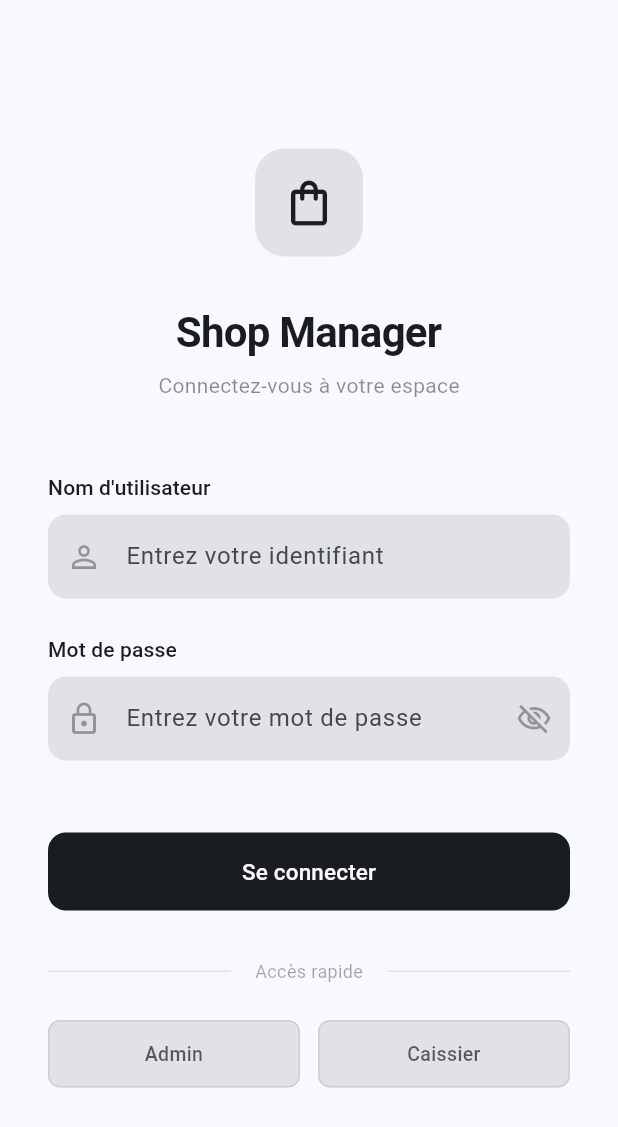
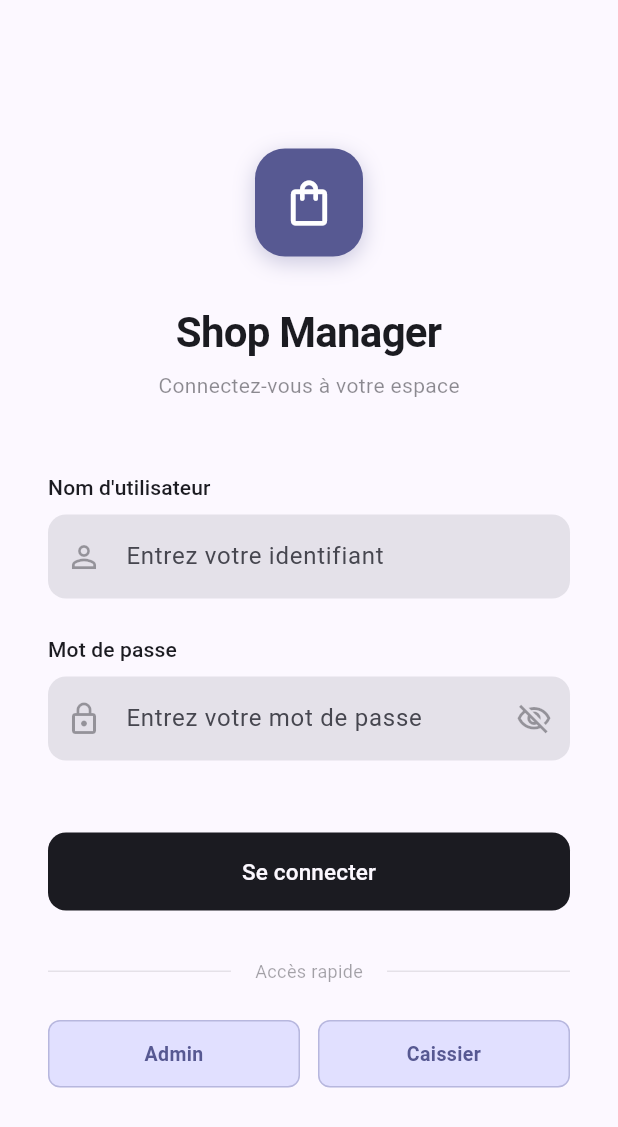
Before and after one commit to laspi0/kone_flutter, a Flutter app: the screen it shows after launch, on a phone screen of 412 x 824 dp. Shown: the top 1127 px of the screen. Run offline on Flutter 3.47's test engine with Material 3 defaults, Android fonts, the phone set to English and light mode, and no system bars; our stand-ins replace go_router, sqflite, sqflite_common_ffi; accounts and stored records are empty.

Commit message:
design add some color

```diff
--- a/lib/main.dart
+++ b/lib/main.dart
@@ -29,14 +29,14 @@ class ShopManagerApp extends StatelessWidget {
             debugShowCheckedModeBanner: false,
             theme: ThemeData(
               colorScheme: ColorScheme.fromSeed(
-                seedColor: Colors.blue,
+                seedColor: const Color(0xFF6366F1), // Indigo moderne
                 brightness: Brightness.light,
               ),
               useMaterial3: true,
             ),
             darkTheme: ThemeData(
               colorScheme: ColorScheme.fromSeed(
-                seedColor: Colors.blue,
+                seedColor: const Color(0xFF6366F1),
                 brightness: Brightness.dark,
               ),
               useMaterial3: true,
--- a/lib/screens/login_screen.dart
+++ b/lib/screens/login_screen.dart
@@ -60,19 +60,26 @@ class _LoginScreenState extends State<LoginScreen> {
                 mainAxisSize: MainAxisSize.min,
                 crossAxisAlignment: CrossAxisAlignment.start,
                 children: [
-                  // Logo minimaliste
+                  // Logo avec couleur vive
                   Center(
                     child: Container(
                       width: 72,
                       height: 72,
                       decoration: BoxDecoration(
-                        color: Theme.of(context).colorScheme.surfaceContainerHighest,
+                        color: Theme.of(context).colorScheme.primary,
                         borderRadius: BorderRadius.circular(20),
+                        boxShadow: [
+                          BoxShadow(
+                            color: Theme.of(context).colorScheme.primary.withOpacity(0.3),
+                            blurRadius: 12,
+                            offset: const Offset(0, 4),
+                          ),
+                        ],
                       ),
-                      child: Icon(
+                      child: const Icon(
                         Icons.shopping_bag_outlined,
                         size: 36,
-                        color: Theme.of(context).colorScheme.onSurface,
+                        color: Colors.white,
                       ),
                     ),
                   ),
@@ -130,7 +137,7 @@ class _LoginScreenState extends State<LoginScreen> {
                       focusedBorder: OutlineInputBorder(
                         borderRadius: BorderRadius.circular(12),
                         borderSide: BorderSide(
-                          color: Theme.of(context).colorScheme.onSurface,
+                          color: Theme.of(context).colorScheme.primary,
                           width: 1.5,
                         ),
                       ),
@@ -190,7 +197,7 @@ class _LoginScreenState extends State<LoginScreen> {
                       focusedBorder: OutlineInputBorder(
                         borderRadius: BorderRadius.circular(12),
                         borderSide: BorderSide(
-                          color: Theme.of(context).colorScheme.onSurface,
+                          color: Theme.of(context).colorScheme.primary,
                           width: 1.5,
                         ),
                       ),
@@ -271,7 +278,7 @@ class _LoginScreenState extends State<LoginScreen> {
                                   width: 20,
                                   child: CircularProgressIndicator(
                                     strokeWidth: 2,
-                                    color: Theme.of(context).colorScheme.surface,
+                                    color: Colors.white,
                                   ),
                                 )
                               : const Text(
@@ -359,10 +366,10 @@ class _QuickAccessButton extends StatelessWidget {
       child: Container(
         padding: const EdgeInsets.symmetric(vertical: 12),
         decoration: BoxDecoration(
-          color: Theme.of(context).colorScheme.surfaceContainerHighest,
+          color: Theme.of(context).colorScheme.primaryContainer,
           borderRadius: BorderRadius.circular(8),
           border: Border.all(
-            color: Theme.of(context).colorScheme.onSurface.withOpacity(0.1),
+            color: Theme.of(context).colorScheme.primary.withOpacity(0.3),
           ),
         ),
         child: Text(
@@ -370,8 +377,8 @@ class _QuickAccessButton extends StatelessWidget {
           textAlign: TextAlign.center,
           style: TextStyle(
             fontSize: 13,
-            fontWeight: FontWeight.w500,
-            color: Theme.of(context).colorScheme.onSurface.withOpacity(0.7),
+            fontWeight: FontWeight.w600,
+            color: Theme.of(context).colorScheme.primary,
           ),
         ),
       ),
```
Also changed, not shown: lib/screens/home_screen.dart (+16 -14 lines).
